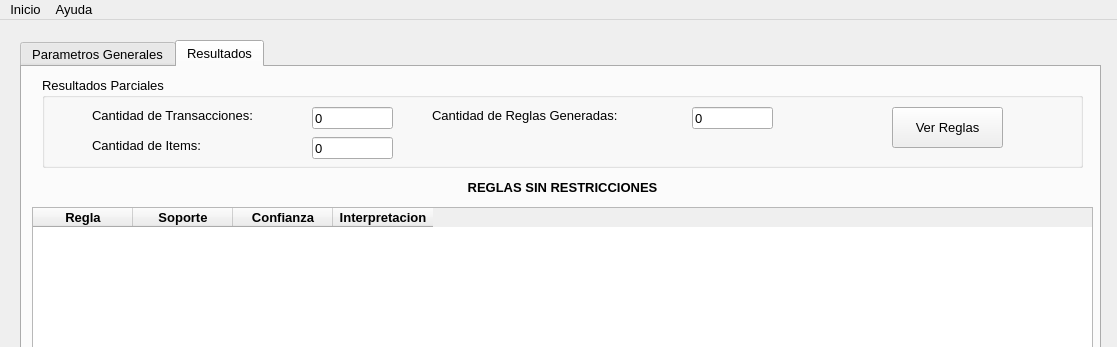
First picture: the form in src/menuPrincipal.ui, repository lucassebib/apriori, before the edit; both pictures show x 0 to 1117 and y 0 to 347 of the 1117 by 736 pixel window.
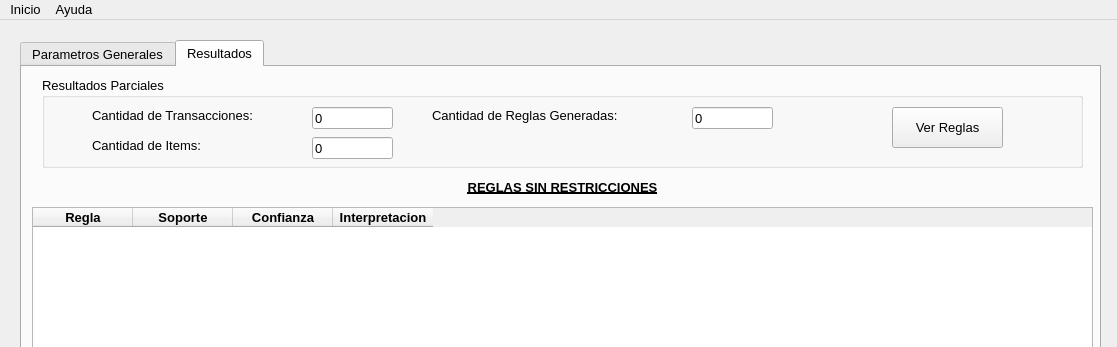
Second picture: the form after the edit. The open tabs and pages were chosen to show the change. Icons and pictures are not drawn.

What changed in the file:
```diff
--- a/src/menuPrincipal.ui
+++ b/src/menuPrincipal.ui
@@ -802,7 +802,11 @@
        <font>
         <pointsize>10</pointsize>
         <weight>75</weight>
+        <italic>false</italic>
         <bold>true</bold>
+        <underline>true</underline>
+        <strikeout>false</strikeout>
+        <kerning>true</kerning>
        </font>
       </property>
       <property name="text">
```
Left out of the diff: 2 changed lines with no effect on the pictures.
